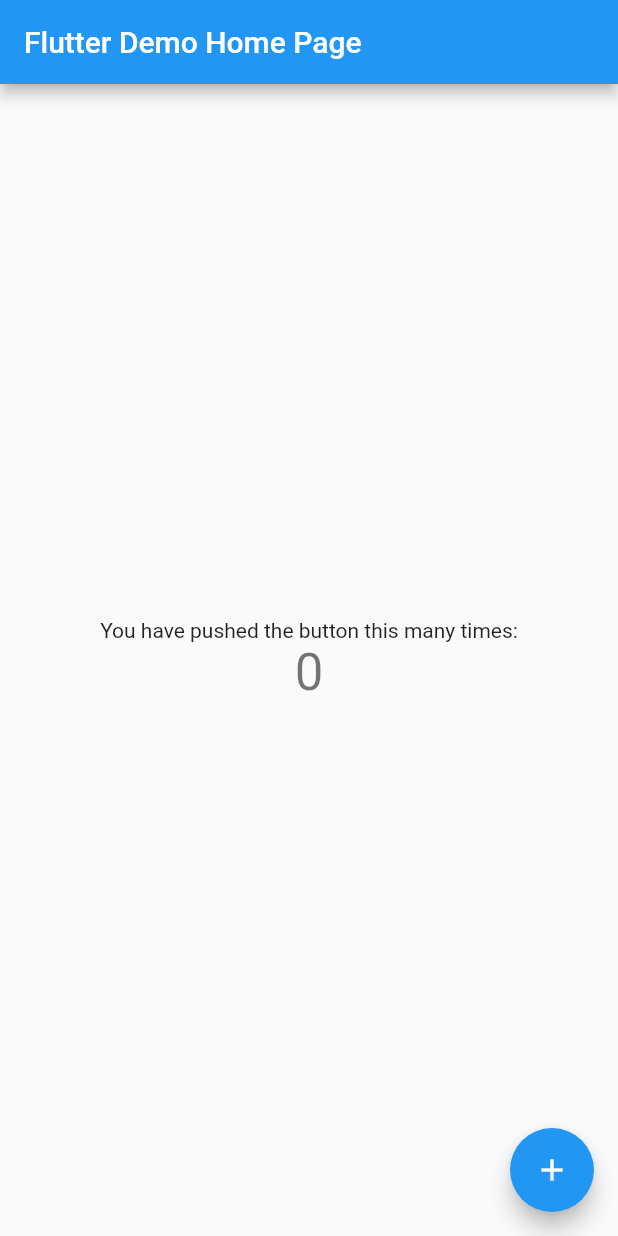
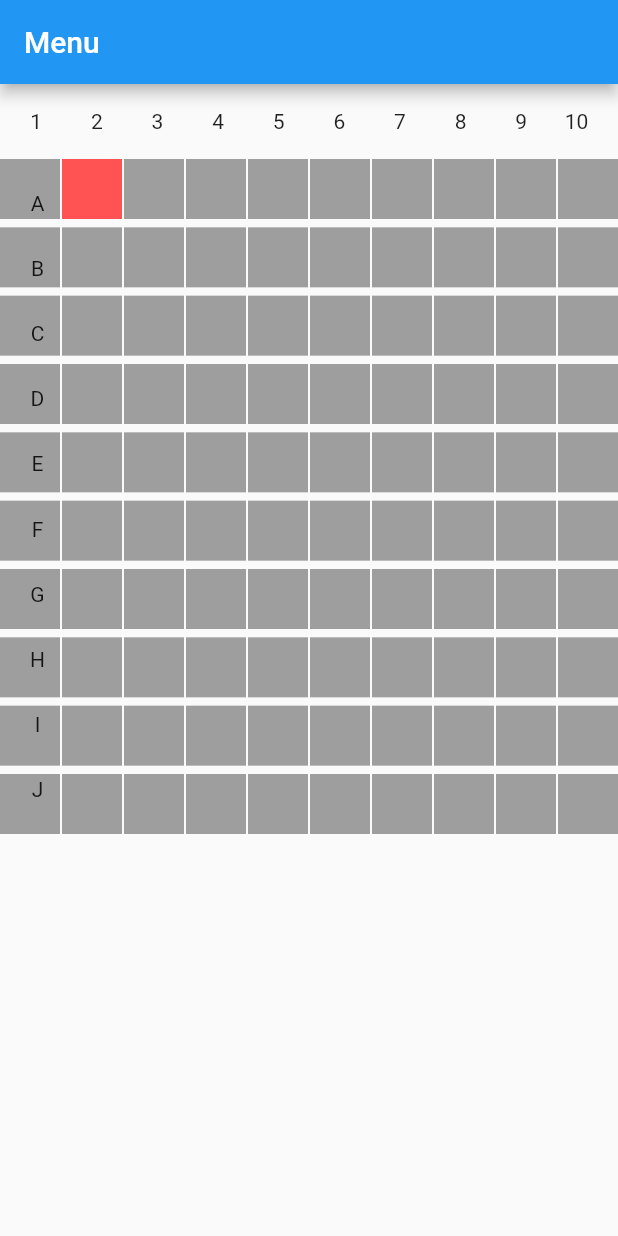
Before and after one commit to andriikobyakovskiy/battleship, a Flutter app: the screen it shows after launch, on a phone screen of 412 x 824 dp. Run offline on Flutter 3.47's test engine with Material 2 defaults, Android fonts, the phone set to English and light mode, and no system bars.

Commit message:
Implemented basic grid view

```diff
--- a/lib/main.dart
+++ b/lib/main.dart
@@ -1,115 +1,50 @@
+import 'package:battleship/model/battlefield.dart';
+import 'package:battleship/model/coordinates.dart';
+import 'package:battleship/model/zone.dart';
+import 'package:battleship/view/battlefield_grid_view.dart';
+import 'package:battleship/view/battlefield_view.dart';
 import 'package:flutter/material.dart';
 
 void main() {
-  runApp(const MyApp());
+  runApp(const BattleshipApp());
 }
 
-class MyApp extends StatelessWidget {
-  const MyApp({Key? key}) : super(key: key);
+class BattleshipApp extends StatelessWidget {
+  const BattleshipApp({Key? key}) : super(key: key);
 
   // This widget is the root of your application.
   @override
   Widget build(BuildContext context) {
     return MaterialApp(
-      title: 'Flutter Demo',
-      theme: ThemeData(
-        // This is the theme of your application.
-        //
-        // Try running your application with "flutter run". You'll see the
-        // application has a blue toolbar. Then, without quitting the app, try
-        // changing the primarySwatch below to Colors.green and then invoke
-        // "hot reload" (press "r" in the console where you ran "flutter run",
-        // or simply save your changes to "hot reload" in a Flutter IDE).
-        // Notice that the counter didn't reset back to zero; the application
-        // is not restarted.
-        primarySwatch: Colors.blue,
-      ),
-      home: const MyHomePage(title: 'Flutter Demo Home Page'),
+      title: 'Battleship',
+      theme: ThemeData(primarySwatch: Colors.blue),
+      home: const MenuPage(title: 'Menu'),
     );
   }
 }
 
-class MyHomePage extends StatefulWidget {
-  const MyHomePage({Key? key, required this.title}) : super(key: key);
-
-  // This widget is the home page of your application. It is stateful, meaning
-  // that it has a State object (defined below) that contains fields that affect
-  // how it looks.
-
-  // This class is the configuration for the state. It holds the values (in this
-  // case the title) provided by the parent (in this case the App widget) and
-  // used by the build method of the State. Fields in a Widget subclass are
-  // always marked "final".
+class MenuPage extends StatefulWidget {
+  const MenuPage({Key? key, required this.title}) : super(key: key);
 
   final String title;
 
   @override
-  State<MyHomePage> createState() => _MyHomePageState();
+  State<MenuPage> createState() => _MenuPageState();
 }
 
-class _MyHomePageState extends State<MyHomePage> {
-  int _counter = 0;
-
-  void _incrementCounter() {
-    setState(() {
-      // This call to setState tells the Flutter framework that something has
-      // changed in this State, which causes it to rerun the build method below
-      // so that the display can reflect the updated values. If we changed
-      // _counter without calling setState(), then the build method would not be
-      // called again, and so nothing would appear to happen.
-      _counter++;
-    });
-  }
+class _MenuPageState extends State<MenuPage> {
 
   @override
   Widget build(BuildContext context) {
-    // This method is rerun every time setState is called, for instance as done
-    // by the _incrementCounter method above.
-    //
-    // The Flutter framework has been optimized to make rerunning build methods
-    // fast, so that you can just rebuild anything that needs updating rather
-    // than having to individually change instances of widgets.
+    final b = BattleField.build(
+      Zone(10, 10, 'A'.runes.first, 1),
+    );
+    b.makeMove(Coordinates('A'.runes.first, 2));
     return Scaffold(
       appBar: AppBar(
-        // Here we take the value from the MyHomePage object that was created by
-        // the App.build method, and use it to set our appbar title.
         title: Text(widget.title),
       ),
-      body: Center(
-        // Center is a layout widget. It takes a single child and positions it
-        // in the middle of the parent.
-        child: Column(
-          // Column is also a layout widget. It takes a list of children and
-          // arranges them vertically. By default, it sizes itself to fit its
-          // children horizontally, and tries to be as tall as its parent.
-          //
-          // Invoke "debug painting" (press "p" in the console, choose the
-          // "Toggle Debug Paint" action from the Flutter Inspector in Android
-          // Studio, or the "Toggle Debug Paint" command in Visual Studio Code)
-          // to see the wireframe for each widget.
-          //
-          // Column has various properties to control how it sizes itself and
-          // how it positions its children. Here we use mainAxisAlignment to
-          // center the children vertically; the main axis here is the vertical
-          // axis because Columns are vertical (the cross axis would be
-          // horizontal).
-          mainAxisAlignment: MainAxisAlignment.center,
-          children: <Widget>[
-            const Text(
-              'You have pushed the button this many times:',
-            ),
-            Text(
-              '$_counter',
-              style: Theme.of(context).textTheme.headline4,
-            ),
-          ],
-        ),
-      ),
-      floatingActionButton: FloatingActionButton(
-        onPressed: _incrementCounter,
-        tooltip: 'Increment',
-        child: const Icon(Icons.add),
-      ), // This trailing comma makes auto-formatting nicer for build methods.
+      body: BattleFieldGridView(battleField: b, showShips: false),
     );
   }
 }
--- a/lib/model/battlefield.dart
+++ b/lib/model/battlefield.dart
@@ -15,9 +15,9 @@ class BattleField {
     {List<List<bool?>>? existingHitMap,
      List<Ship>? existingShips}
   ) {
-    final hitMap = existingHitMap ?? List.filled(
+    final hitMap = existingHitMap ?? List.generate(
       zone.length,
-      List.filled(zone.width, null)
+      (_) => List.filled(zone.width, null)
     );
     if (hitMap.any((row) => row.length != hitMap.first.length)) {
       throw ArgumentError("Hits map should be rectangle");
--- /dev/null
+++ b/lib/view/battlefield_grid_view.dart
@@ -0,0 +1,89 @@
+import 'package:battleship/view/battlefield_view.dart';
+import 'package:flutter/material.dart';
+import 'package:battleship/model/battlefield.dart';
+
+class BattleFieldGridView extends StatelessWidget {
+  final BattleField battleField;
+  final bool showShips;
+  final double side;
+
+  const BattleFieldGridView({
+    super.key,
+    required this.battleField,
+    required this.showShips,
+    this.side = 500,
+  });
+
+  @override
+  Widget build(BuildContext context) {
+    return SizedBox(
+      width: side,
+      height: side,
+      child: Stack(
+        fit: StackFit.expand,
+        children: [
+          Align(
+            alignment: Alignment.bottomRight,
+            child: BattleFieldView(
+              battleField: battleField,
+              showShips: showShips,
+              side: side * 0.9,
+            ),
+          ),
+
+          // vertical axis
+          Align(
+            alignment: Alignment.bottomLeft,
+            child: SizedBox(
+              width: side * 0.1,
+              height: side * 0.9,
+              child: Stack(
+                fit: StackFit.expand,
+                children: List.generate(
+                  battleField.zone.length,
+                  (i) => Align(
+                    alignment: Alignment(
+                      0,
+                      (2 * i + 1) / battleField.zone.length - 1
+                    ),
+                    child: Text(
+                      battleField.zone.lengthOffset < 'A'.runes.first
+                        ? (battleField.zone.lengthOffset + i).toString()
+                        : String.fromCharCode(battleField.zone.lengthOffset + i)
+                    )
+                  )
+                ),
+              ),
+            ),
+          ),
+
+          // horizontal axis
+          Align(
+            alignment: Alignment.topRight,
+            child: SizedBox(
+              height: side * 0.1,
+              width: side * 0.9,
+              child: Stack(
+                fit: StackFit.expand,
+                children: List.generate(
+                  battleField.zone.width,
+                    (i) => Align(
+                    alignment: Alignment(
+                      (2 * i + 1) / battleField.zone.width - 1,
+                      0
+                    ),
+                    child: Text(
+                      battleField.zone.widthOffset < 'A'.runes.first
+                        ? (battleField.zone.widthOffset + i).toString()
+                        : String.fromCharCode(battleField.zone.widthOffset + i)
+                    )
+                  )
+                ),
+              ),
+            ),
+          ),
+        ]
+      )
+    );
+  }
+}
--- /dev/null
+++ b/lib/view/battlefield_view.dart
@@ -0,0 +1,51 @@
+import 'package:battleship/model/battlefield.dart';
+import 'package:flutter/material.dart';
+
+class BattleFieldView extends StatelessWidget {
+  final BattleField battleField;
+  final bool showShips;
+  final double side;
+  final double padding;
+
+  const BattleFieldView({
+    super.key,
+    required this.battleField,
+    required this.showShips,
+    this.side = 500,
+    this.padding = 5,
+  });
+
+  @override
+  Widget build(BuildContext context) {
+    final hitMap = battleField.hitMap;
+    final cellSide = side / battleField.zone.width;
+    return SizedBox(
+      width: side,
+      height: side,
+      child: Stack(
+        fit: StackFit.expand,
+        children: List.generate(
+          battleField.zone.length * battleField.zone.width,
+          (i) {
+            final cellHit = hitMap[i % battleField.zone.length][i ~/ battleField.zone.length];
+            return Align(
+              alignment: Alignment(
+                2 * (i ~/ battleField.zone.length) / (battleField.zone.length - 1) - 1,
+                2 * (i % battleField.zone.length) / (battleField.zone.width - 1) - 1
+              ),
+              child: Container(
+              constraints: BoxConstraints(
+                maxHeight: cellSide - padding,
+                maxWidth: cellSide - padding
+              ),
+
+              color: cellHit == null
+                ? Colors.grey
+                : (cellHit ? Colors.lightBlueAccent : Colors.redAccent),
+              )
+            );
+          }),
+      ),
+    );
+  }
+}
```
